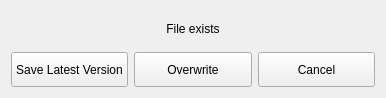
The window that EVE/ui/ui/saveNextVersion_Warning.ui (kiryha/Houdini) describes before a commit, drawn with Qt 5.
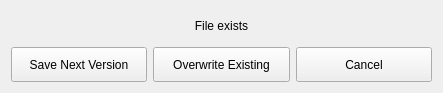
The same window after the commit.

```diff
--- a/EVE/ui/ui/saveNextVersion_Warning.ui
+++ b/EVE/ui/ui/saveNextVersion_Warning.ui
@@ -6,8 +6,8 @@
    <rect>
     <x>0</x>
     <y>0</y>
-    <width>386</width>
-    <height>98</height>
+    <width>443</width>
+    <height>93</height>
    </rect>
   </property>
   <property name="windowTitle">
@@ -37,7 +37,7 @@
           </size>
          </property>
          <property name="text">
-          <string>Save Latest Version</string>
+          <string>Save Next Version</string>
          </property>
         </widget>
        </item>
@@ -50,7 +50,7 @@
           </size>
          </property>
          <property name="text">
-          <string>Overwrite</string>
+          <string>Overwrite Existing</string>
          </property>
         </widget>
        </item>
```
